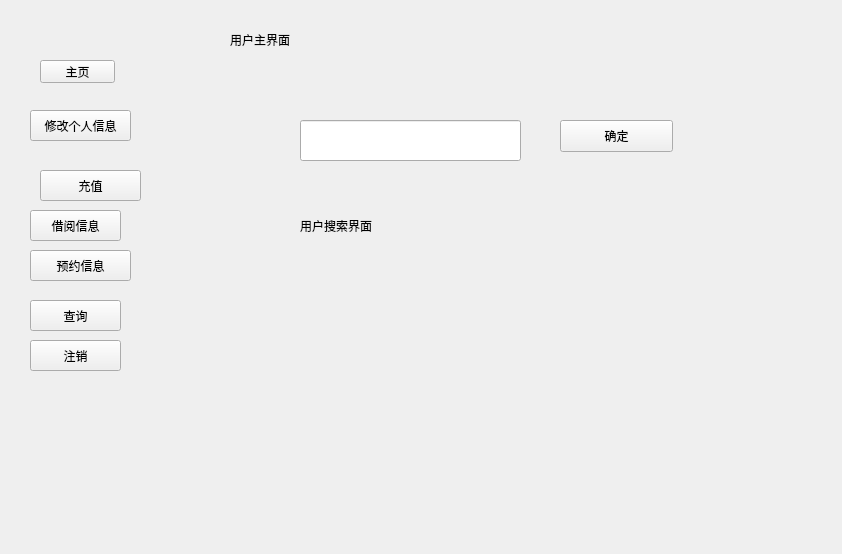
This is librarysystem.ui in sdwangyu/LibraryDesign as Qt 5 draws it before an edit. The edited form follows.
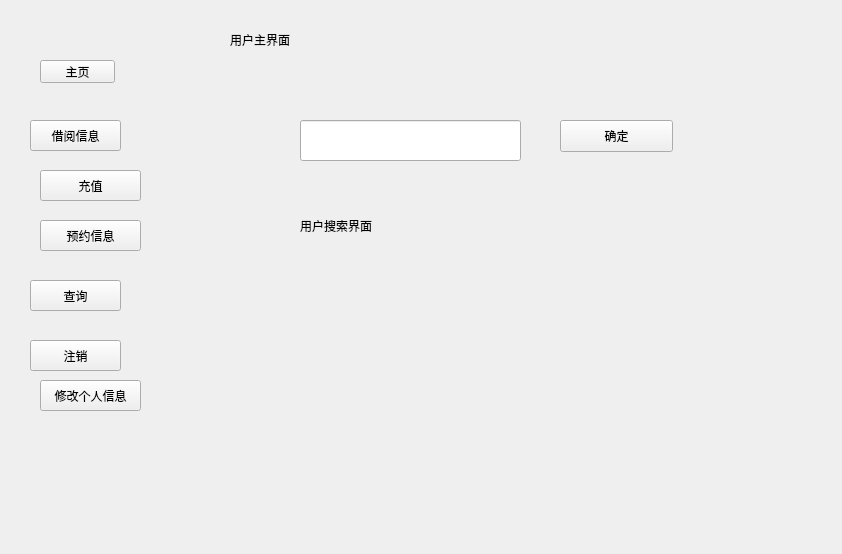
This is the edited form.

Diff of the .ui file:
```diff
--- a/librarysystem.ui
+++ b/librarysystem.ui
@@ -302,8 +302,8 @@
     <widget class="QPushButton" name="pushButton_2">
      <property name="geometry">
       <rect>
-       <x>10</x>
-       <y>100</y>
+       <x>20</x>
+       <y>370</y>
        <width>101</width>
        <height>31</height>
       </rect>
@@ -316,7 +316,7 @@
      <property name="geometry">
       <rect>
        <x>10</x>
-       <y>200</y>
+       <y>110</y>
        <width>91</width>
        <height>31</height>
       </rect>
@@ -367,8 +367,8 @@
     <widget class="QPushButton" name="pushButton_8">
      <property name="geometry">
       <rect>
-       <x>10</x>
-       <y>240</y>
+       <x>20</x>
+       <y>210</y>
        <width>101</width>
        <height>31</height>
       </rect>
@@ -381,7 +381,7 @@
      <property name="geometry">
       <rect>
        <x>10</x>
-       <y>290</y>
+       <y>270</y>
        <width>91</width>
        <height>31</height>
       </rect>
```
